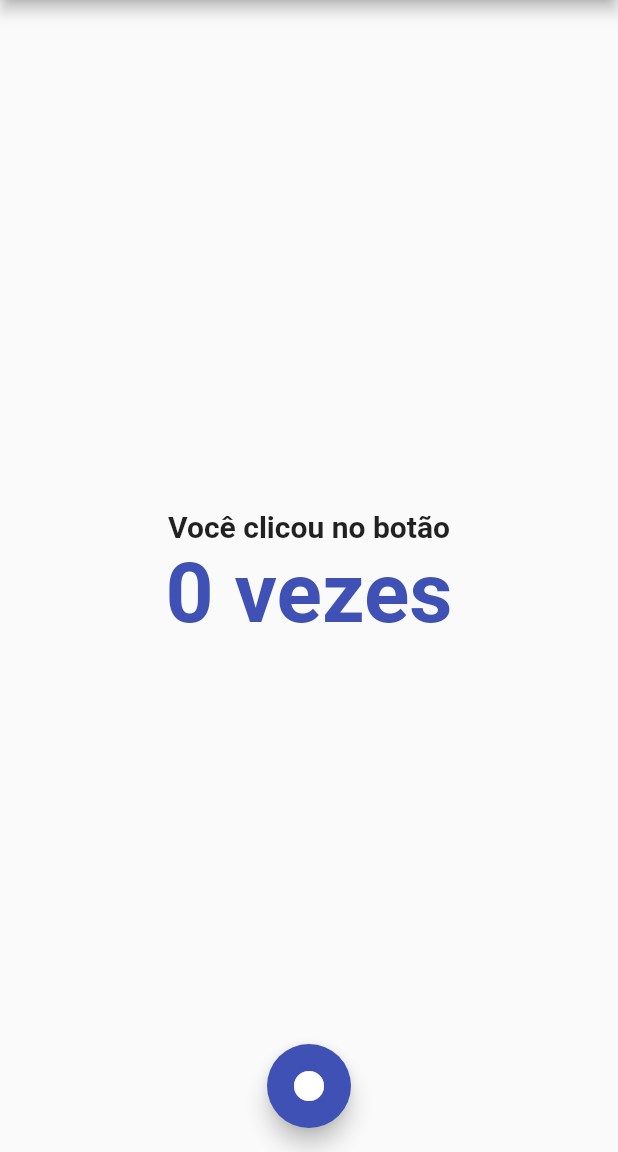
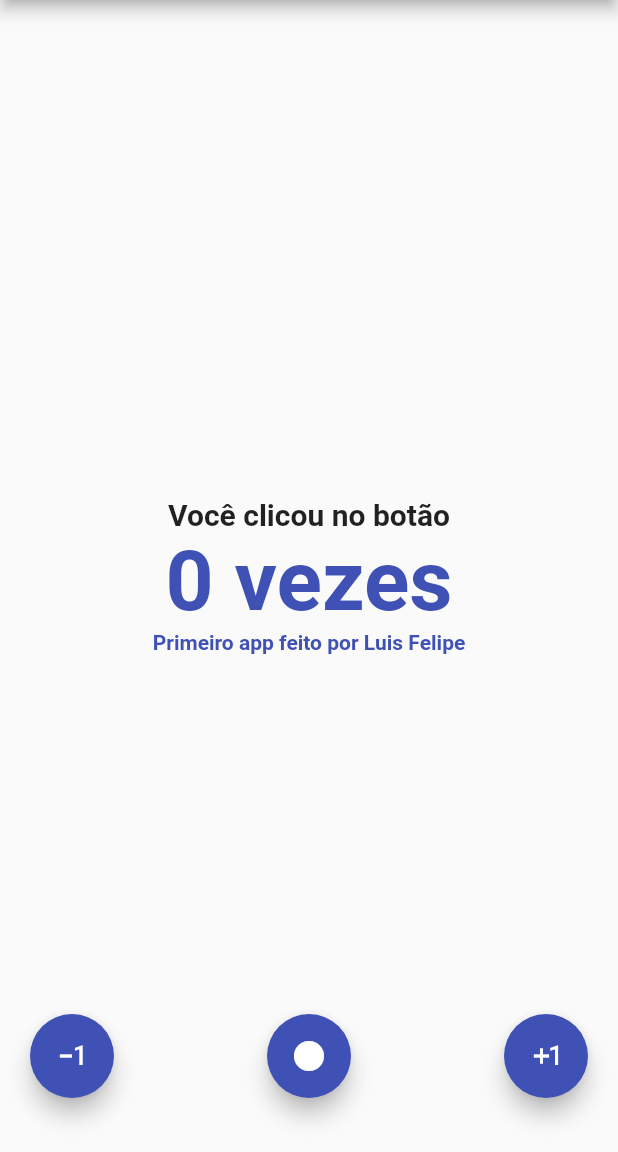
Before and after one commit to luisfelipesdn12/learning-flutter, a Flutter app: the screen it shows after launch, on a phone screen of 412 x 824 dp, the part 84-1236 px from its top. Run offline on Flutter 3.47's test engine with Material 2 defaults, Android fonts, the phone set to English and light mode, and no system bars.

Commit message:
feat: ✨ Add decrease and reset buttons

```diff
--- a/first_flutter_app/lib/main.dart
+++ b/first_flutter_app/lib/main.dart
@@ -23,8 +23,9 @@ class MyApp extends StatelessWidget {
         // Notice that the counter didn't reset back to zero; the application
         // is not restarted.
         primarySwatch: Colors.indigo,
-        textTheme:
-            const TextTheme(headline2: TextStyle(fontWeight: FontWeight.bold, color: Colors.indigo)),
+        textTheme: const TextTheme(
+            headline2:
+                TextStyle(fontWeight: FontWeight.bold, color: Colors.indigo)),
       ),
       home: const MyHomePage(title: 'Clickômetro'),
     );
@@ -60,6 +61,18 @@ class _MyHomePageState extends State<MyHomePage> {
       // _counter without calling setState(), then the build method would not be
       // called again, and so nothing would appear to happen.
       _counter++;
+    });
+  }
+
+  void _resetCounter() {
+    setState(() {
+      _counter = 0;
+    });
+  }
+
+  void _decreaseCounter() {
+    setState(() {
+      _counter--;
     });
   }
 
@@ -105,15 +118,39 @@ class _MyHomePageState extends State<MyHomePage> {
                 '$_counter vezes',
                 style: Theme.of(context).textTheme.headline2,
               ),
+              const Text(
+                'Primeiro app feito por Luis Felipe',
+                style: TextStyle(
+                    fontSize: 14,
+                    color: Colors.indigo,
+                    fontWeight: FontWeight.bold),
+              ),
             ],
           ),
         ),
-      floatingActionButton: FloatingActionButton(
-        onPressed: _incrementCounter,
-        tooltip: 'Increment',
+        floatingActionButtonLocation: FloatingActionButtonLocation.centerFloat,
+        floatingActionButton: Padding(
+          padding: const EdgeInsets.all(20.0),
+          child: Row(
+            mainAxisAlignment: MainAxisAlignment.spaceBetween,
+            children: <Widget>[
+              FloatingActionButton(
+                onPressed: _decreaseCounter,
+                tooltip: 'Diminuir',
+                child: const Icon(Icons.exposure_minus_1),
+              ),
+              FloatingActionButton(
+                onPressed: _resetCounter,
+                tooltip: 'Zerar',
                 child: const Icon(Icons.circle),
               ),
-      floatingActionButtonLocation: FloatingActionButtonLocation.centerFloat,
-    );
+              FloatingActionButton(
+                onPressed: _incrementCounter,
+                tooltip: 'Aumentar',
+                child: const Icon(Icons.exposure_plus_1),
+              ),
+            ],
+          ),
+        ));
   }
 }
```
Also changed, not shown: 2 other files. Lines whose indentation alone changed are shown as unchanged.
